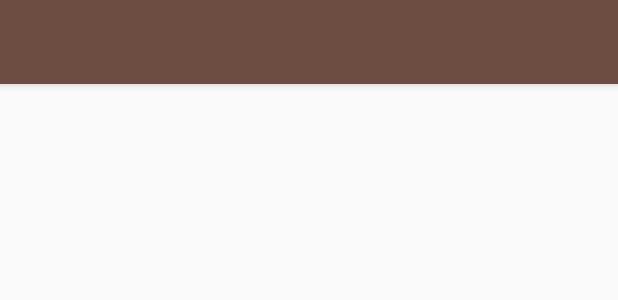
After one commit to PexegoUva/pathfinder-companion, an Android app: the layout toolbar.xml on its own in the app's theme, with its tools: preview values and no code run, on a phone screen of 412 x 824 dp. The commit adds this screen. Shown: the top 300 px of the screen. Run offline under Robolectric (Android 15) with nearby library versions, the phone set to English and light mode, and no system bars.

```diff
--- a/app/build.gradle
+++ b/app/build.gradle
@@ -27,6 +27,7 @@ android {
 dependencies {
     implementation fileTree(dir: 'libs', include: ['*.jar'])
 
+    // Android base libraries.
     implementation 'androidx.appcompat:appcompat:1.1.0-alpha02'
     implementation 'androidx.constraintlayout:constraintlayout:1.1.3'
     implementation 'com.google.android.material:material:1.1.0-alpha03'
--- a/app/src/main/AndroidManifest.xml
+++ b/app/src/main/AndroidManifest.xml
@@ -10,7 +10,7 @@
         android:supportsRtl="true"
         android:theme="@style/AppTheme">
         <activity
-            android:name=".presentation.features.initiativeTurn.InitiativeTurnBaseActivity"
+            android:name=".features.initiative_turn.InitiativeTurnActivity"
             android:label="@string/app_name"
             android:theme="@style/AppTheme.NoActionBar"
             android:screenOrientation="portrait">
--- a/app/src/main/java/com/pexegouva/pathfinder_companion/core/platform/Presenter.java
+++ b/app/src/main/java/com/pexegouva/pathfinder_companion/core/platform/Presenter.java
@@ -1,6 +1,6 @@
 package com.pexegouva.pathfinder_companion.core.platform;
 
-import com.pexegouva.pathfinder_companion.features.initiativeTurn.InitiativeTurnView;
+import com.pexegouva.pathfinder_companion.features.initiative_turn.InitiativeTurnView;
 import androidx.annotation.NonNull;
 
 public interface Presenter {
--- a/app/src/main/java/com/pexegouva/pathfinder_companion/features/initiativeTurn/InitiativeTurnPresenter.java
+++ b/app/src/main/java/com/pexegouva/pathfinder_companion/features/initiative_turn/InitiativeTurnPresenter.java
@@ -1,4 +1,4 @@
-package com.pexegouva.pathfinder_companion.features.initiativeTurn;
+package com.pexegouva.pathfinder_companion.features.initiative_turn;
 
 import android.content.Context;
 
--- a/app/src/main/java/com/pexegouva/pathfinder_companion/features/initiativeTurn/InitiativeTurnView.java
+++ b/app/src/main/java/com/pexegouva/pathfinder_companion/features/initiative_turn/InitiativeTurnView.java
@@ -1,4 +1,4 @@
-package com.pexegouva.pathfinder_companion.features.initiativeTurn;
+package com.pexegouva.pathfinder_companion.features.initiative_turn;
 
 import com.pexegouva.pathfinder_companion.core.platform.ViewInitializer;
 
--- a/app/src/main/java/com/pexegouva/pathfinder_companion/features/initiativeTurn/NewParticipantFragment.java
+++ b/app/src/main/java/com/pexegouva/pathfinder_companion/features/initiative_turn/NewParticipantFragment.java
@@ -1,4 +1,4 @@
-package com.pexegouva.pathfinder_companion.features.initiativeTurn;
+package com.pexegouva.pathfinder_companion.features.initiative_turn;
 
 import android.os.Bundle;
 import androidx.fragment.app.Fragment;
--- a/app/src/main/java/com/pexegouva/pathfinder_companion/features/initiativeTurn/ParticipantModel.java
+++ b/app/src/main/java/com/pexegouva/pathfinder_companion/features/initiative_turn/ParticipantModel.java
@@ -1,11 +1,11 @@
-package com.pexegouva.pathfinder_companion.features.initiativeTurn;
+package com.pexegouva.pathfinder_companion.features.initiative_turn;
 
 public class ParticipantModel {
 
   private String name;
   private String thrown;
 
-  public ParticipantModel(String name, String thrown) {
+  ParticipantModel(String name, String thrown) {
     this.name = name;
     this.thrown = thrown;
   }
@@ -14,7 +14,7 @@ public class ParticipantModel {
     return name;
   }
 
-  public String getThrown() {
+  String getThrown() {
     return thrown;
   }
 }
--- a/app/src/main/java/com/pexegouva/pathfinder_companion/features/initiativeTurn/ParticipantsListAdapter.java
+++ b/app/src/main/java/com/pexegouva/pathfinder_companion/features/initiative_turn/ParticipantsListAdapter.java
@@ -1,4 +1,4 @@
-package com.pexegouva.pathfinder_companion.features.initiativeTurn;
+package com.pexegouva.pathfinder_companion.features.initiative_turn;
 
 import android.content.Context;
 import androidx.annotation.NonNull;
--- a/app/src/main/res/layout/content_main.xml
+++ b/app/src/main/res/layout/content_main.xml
@@ -6,7 +6,7 @@
     android:layout_height="match_parent"
     android:orientation="vertical"
     app:layout_behavior="@string/appbar_scrolling_view_behavior"
-    tools:context=".presentation.features.initiativeTurn.InitiativeTurnBaseActivity"
+    tools:context=".features.initiative_turn.InitiativeTurnActivity"
     tools:showIn="@layout/initiative_turn_activity">
 
     <androidx.recyclerview.widget.RecyclerView
--- /dev/null
+++ b/app/src/main/res/layout/toolbar.xml
@@ -0,0 +1,15 @@
+<?xml version="1.0" encoding="utf-8"?>
+<com.google.android.material.appbar.AppBarLayout xmlns:android="http://schemas.android.com/apk/res/android"
+    xmlns:app="http://schemas.android.com/apk/res-auto"
+    android:layout_width="match_parent"
+    android:layout_height="wrap_content"
+    android:theme="@style/AppTheme.AppBarOverlay">
+
+    <androidx.appcompat.widget.Toolbar
+        android:id="@+id/toolbar"
+        android:layout_width="match_parent"
+        android:layout_height="?attr/actionBarSize"
+        android:background="?attr/colorPrimary"
+        app:popupTheme="@style/AppTheme.PopupOverlay" />
+
+</com.google.android.material.appbar.AppBarLayout>
--- a/app/src/main/res/values/strings.xml
+++ b/app/src/main/res/values/strings.xml
@@ -1,11 +1,13 @@
 <resources>
     <string name="app_name">pathfinder-companion</string>
     <string name="action_settings">Settings</string>
+    <string name="toolbar.title">PathfinderCompanion</string>
 
     <!-- Errors -->
     <string name="error.participant_name_or_thrown_empty">Participant Name or Thrown is empty</string>
 
     <!-- ParticipantList view -->
+    <string name="participant_list.sub_title">Initiative Turn</string>
     <string name="participant_list.text_view.pretty_thrown">Thrown: %1$s</string>
     <string name="participant_list.text_view.next_turn">Next participant: %1$s</string>
     <string name="participant_list.text_view.new_turn">Turn: %1$s</string>
```
Also changed, not shown: app/src/main/java/com/pexegouva/pathfinder_companion/features/initiative_turn/InitiativeTurnActivity.java (renamed from app/src/main/java/com/pexegouva/pathfinder_companion/features/initiativeTurn/InitiativeTurnActivity.java, +7 -2 lines), app/src/main/res/layout/initiative_turn_activity.xml (+3 -15 lines).
